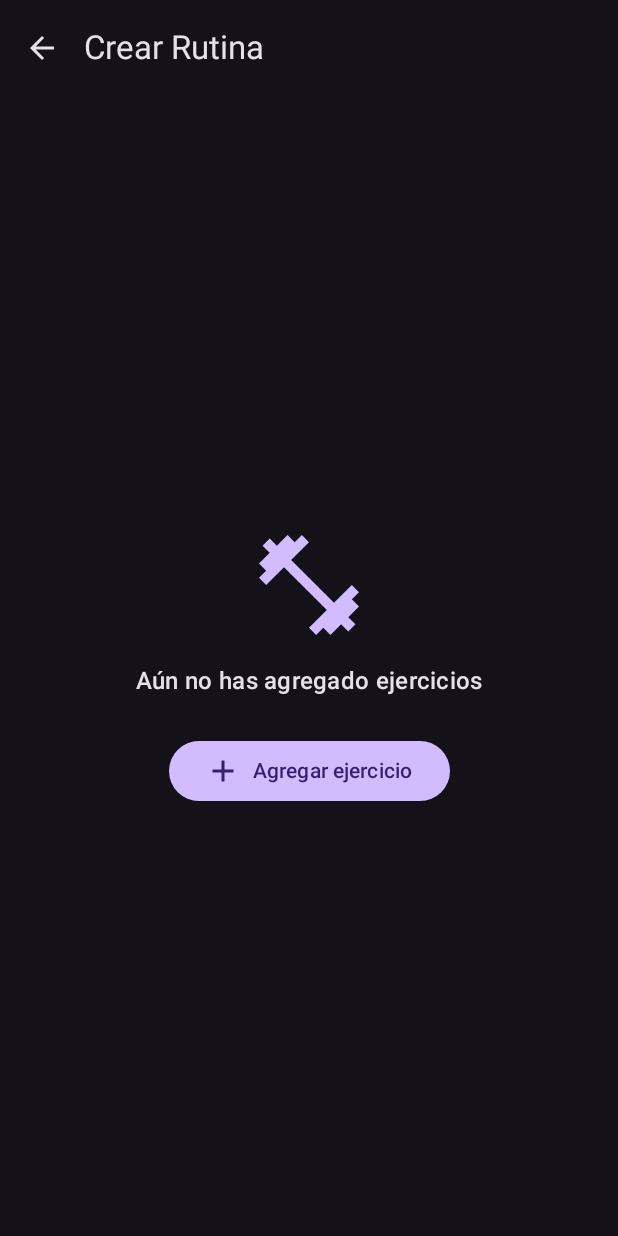
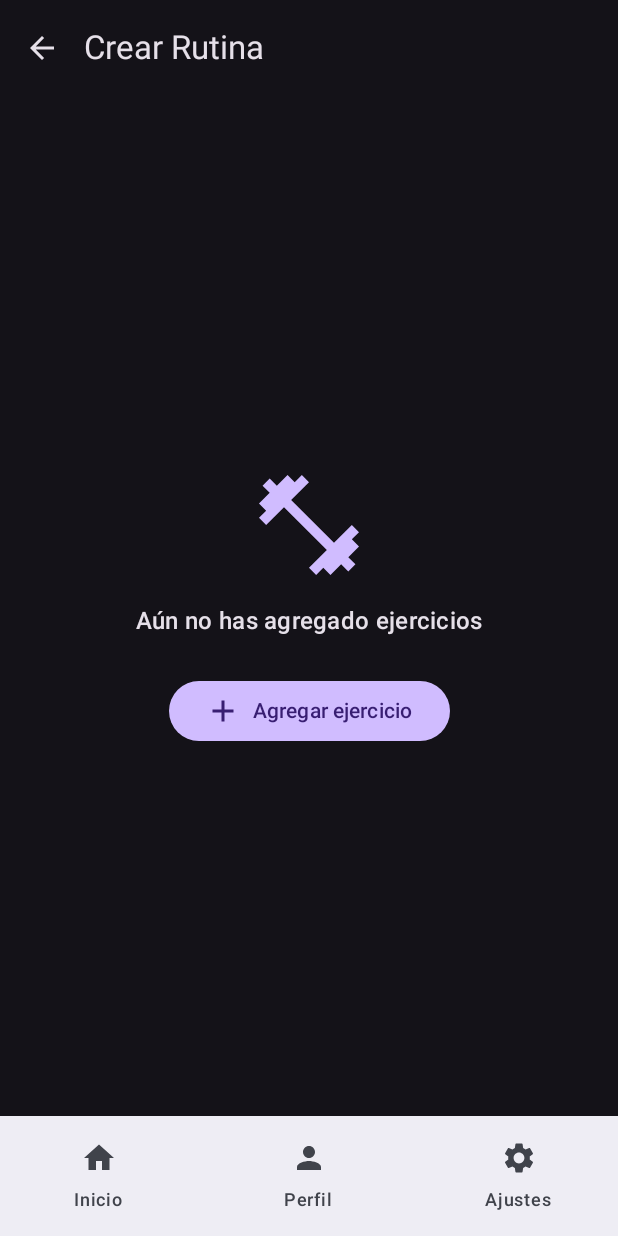
Before and after one commit to ByAncort/Kotlin-Mobil-FitnessControl, an Android app built with Jetpack Compose: the create_routine screen opened through its navigation route, on a phone screen of 412 x 824 dp. Run offline under Robolectric (Android 15) with nearby library versions, the phone set to English and light mode, and no system bars.

```diff
--- a/app/src/main/java/ui/AppNavHost.kt
+++ b/app/src/main/java/ui/AppNavHost.kt
@@ -1,26 +1,78 @@
 package ui
 
-import androidx.compose.material3.ExperimentalMaterial3Api
+import androidx.compose.foundation.layout.padding
+import androidx.compose.material3.*
 import androidx.compose.runtime.Composable
+import androidx.compose.runtime.getValue
+import androidx.compose.ui.Modifier
+import androidx.compose.ui.platform.LocalContext
 import androidx.lifecycle.viewmodel.compose.viewModel
+import androidx.navigation.NavGraph.Companion.findStartDestination
 import androidx.navigation.compose.NavHost
 import androidx.navigation.compose.composable
+import androidx.navigation.compose.currentBackStackEntryAsState
 import androidx.navigation.compose.rememberNavController
+import com.example.fitnesscontrol.FitnessApplication
+import com.example.fitnesscontrol.navigation.navBarItems
+import com.example.fitnesscontrol.setting.SettingsScreen
 import ui.CreateRoutine.CreateRoutineScreen
 import ui.CreateRoutine.CreateRoutineViewModel
 import ui.home.HomeScreen
 import ui.home.HomeViewModel
 import ui.login.LoginScreen
+import ui.profile.ProfileScreen
 import ui.register.RegisterScreen
+
 
 @OptIn(ExperimentalMaterial3Api::class)
 @Composable
 fun AppNavHost() {
     val nav = rememberNavController()
+    val navBackStackEntry by nav.currentBackStackEntryAsState()
+    val currentRoute = navBackStackEntry?.destination?.route
 
-    NavHost(navController = nav, startDestination = Route.Login.path) {
+    // Rutas donde NO se muestra el navbar
+    val routesWithoutNavBar = listOf(
+        Route.Login.path,
+        Route.Register.path
+    )
 
+    val showNavBar = currentRoute !in routesWithoutNavBar
 
+    Scaffold(
+        bottomBar = {
+            if (showNavBar) {
+                NavigationBar {
+                    navBarItems.forEach { item ->
+                        NavigationBarItem(
+                            selected = currentRoute == item.route,
+                            onClick = {
+                                nav.navigate(item.route) {
+                                    popUpTo(nav.graph.findStartDestination().id) {
+                                        saveState = true
+                                    }
+                                    launchSingleTop = true
+                                    restoreState = true
+                                }
+                            },
+                            icon = {
+                                Icon(
+                                    imageVector = item.icon,
+                                    contentDescription = item.label
+                                )
+                            },
+                            label = { Text(item.label) }
+                        )
+                    }
+                }
+            }
+        }
+    ) { paddingValues ->
+        NavHost(
+            navController = nav,
+            startDestination = Route.Login.path,
+            modifier = Modifier.padding(paddingValues)
+        ) {
             composable(Route.Register.path) {
                 RegisterScreen(
                     onBack = { nav.popBackStack() },
@@ -33,7 +85,6 @@ fun AppNavHost() {
                 )
             }
 
-
             composable(Route.Login.path) {
                 LoginScreen(
                     onRegister = { nav.navigate(Route.Register.path) },
@@ -45,6 +96,7 @@ fun AppNavHost() {
                     }
                 )
             }
+
             composable(Route.Home.path) {
                 val vm: HomeViewModel = viewModel()
                 HomeScreen(
@@ -52,10 +104,13 @@ fun AppNavHost() {
                     onGenerateWithAI = { nav.navigate(Route.GenerateAI.path) },
                     onExploreRoutines = { nav.navigate(Route.ExploreRoutines.path) },
                     onMyRoutines = { nav.navigate(Route.MyRoutines.path) },
-                onRoutineSelected = { routineId -> nav.navigate("${Route.RoutineDetail.path}/$routineId") },
+                    onRoutineSelected = { routineId ->
+                        nav.navigate("${Route.RoutineDetail.path}/$routineId")
+                    },
                     vm = vm
                 )
             }
+
             composable(Route.CreateRoutine.path) {
                 val vm: CreateRoutineViewModel = viewModel()
                 CreateRoutineScreen(
@@ -63,5 +118,20 @@ fun AppNavHost() {
                     onBack = { nav.popBackStack() }
                 )
             }
+
+            composable(Route.Profile.path) {
+                ProfileScreen()
+            }
+
+            composable(Route.Settings.path) {
+                SettingsScreen(
+                    onLogout = {
+                        nav.navigate(Route.Login.path) {
+                            popUpTo(0) { inclusive = true }
                         }
                     }
+                )
+            }
+        }
+    }
+}
--- a/app/src/main/java/ui/Routes.kt
+++ b/app/src/main/java/ui/Routes.kt
@@ -8,6 +8,9 @@ sealed class Route(val path: String) {
     data object GenerateAI : Route("generate_ai")
     data object ExploreRoutines : Route("explore_routines")
     data object MyRoutines : Route("my_routines")
+
+    object Profile : Route("profile")
+    object Settings : Route("settings")
     data object RoutineDetail : Route("routine_detail") {
         fun createRoute(routineId: String) = "$path/$routineId"
     }
```
Also changed, not shown: app/src/main/java/com/example/fitnesscontrol/navigation/NavBarItem.kt (+30 -2 lines). Lines whose indentation alone changed are shown as unchanged.
